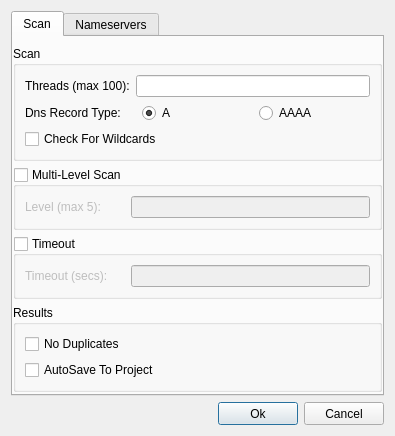
This is sub3suite/src/Dialogs/ActiveConfigDialog.ui in 3nock/OTE as Qt 5 draws it before an edit. The edited form follows.
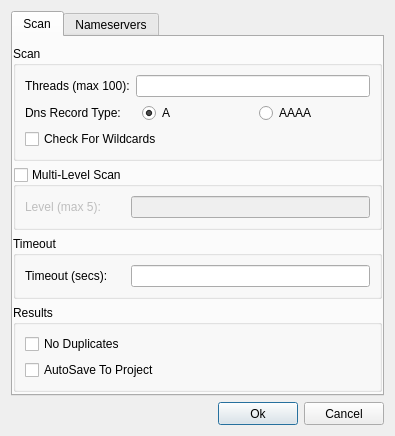
This is the edited form. Custom widgets are drawn as their Qt base class.

Diff of the .ui file:
```diff
--- a/sub3suite/src/Dialogs/ActiveConfigDialog.ui
+++ b/sub3suite/src/Dialogs/ActiveConfigDialog.ui
@@ -156,7 +156,7 @@
           <string>Timeout</string>
          </property>
          <property name="checkable">
-          <bool>true</bool>
+          <bool>false</bool>
          </property>
          <property name="checked">
           <bool>false</bool>
```
Left out of the diff: 2 changed lines with no effect on the pictures.
